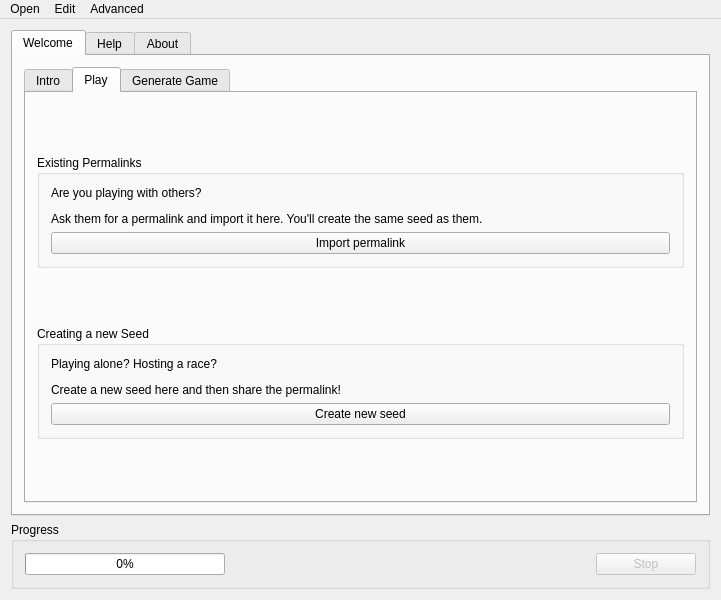
First picture: the form in randovania/gui/mainwindow.ui, repository randovania/randovania, before the edit.
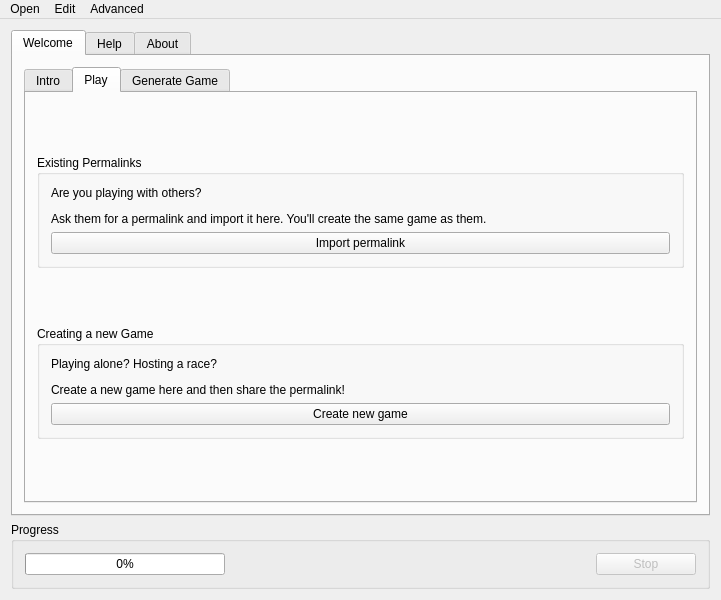
Second picture: the form after the edit. The open tabs and pages were chosen to show the change. Icons and pictures are not drawn.

```diff
--- a/randovania/gui/mainwindow.ui
+++ b/randovania/gui/mainwindow.ui
@@ -169,7 +169,7 @@
                <item row="0" column="0">
                 <widget class="QLabel" name="import_permalink_label">
                  <property name="text">
-                  <string>&lt;html&gt;&lt;head/&gt;&lt;body&gt;&lt;p&gt;Are you playing with others?&lt;/p&gt;&lt;p&gt;Ask them for a permalink and import it here. You'll create the same seed as them.&lt;/p&gt;&lt;/body&gt;&lt;/html&gt;</string>
+                  <string>&lt;html&gt;&lt;head/&gt;&lt;body&gt;&lt;p&gt;Are you playing with others?&lt;/p&gt;&lt;p&gt;Ask them for a permalink and import it here. You'll create the same game as them.&lt;/p&gt;&lt;/body&gt;&lt;/html&gt;</string>
                  </property>
                 </widget>
                </item>
@@ -199,20 +199,20 @@
             <item>
              <widget class="QGroupBox" name="play_new_permalink_group">
               <property name="title">
-               <string>Creating a new Seed</string>
+               <string>Creating a new Game</string>
               </property>
               <layout class="QGridLayout" name="gridLayout_5">
                <item row="0" column="0">
                 <widget class="QLabel" name="create_new_seed_label">
                  <property name="text">
-                  <string>&lt;html&gt;&lt;head/&gt;&lt;body&gt;&lt;p&gt;Playing alone? Hosting a race?&lt;/p&gt;&lt;p&gt;Create a new seed here and then share the permalink!&lt;/p&gt;&lt;/body&gt;&lt;/html&gt;</string>
+                  <string>&lt;html&gt;&lt;head/&gt;&lt;body&gt;&lt;p&gt;Playing alone? Hosting a race?&lt;/p&gt;&lt;p&gt;Create a new game here and then share the permalink!&lt;/p&gt;&lt;/body&gt;&lt;/html&gt;</string>
                  </property>
                 </widget>
                </item>
                <item row="1" column="0">
                 <widget class="QPushButton" name="create_new_seed_button">
                  <property name="text">
-                  <string>Create new seed</string>
+                  <string>Create new game</string>
                  </property>
                 </widget>
                </item>
```
Left out of the diff: 14 changed lines with no effect on the pictures.
